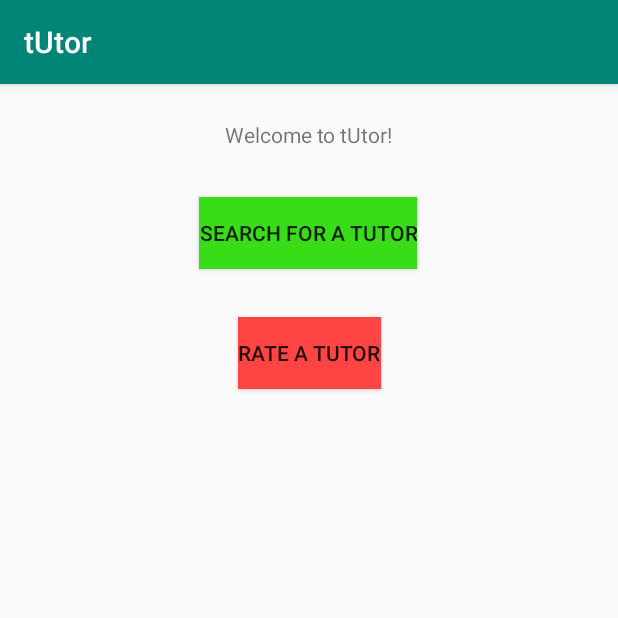
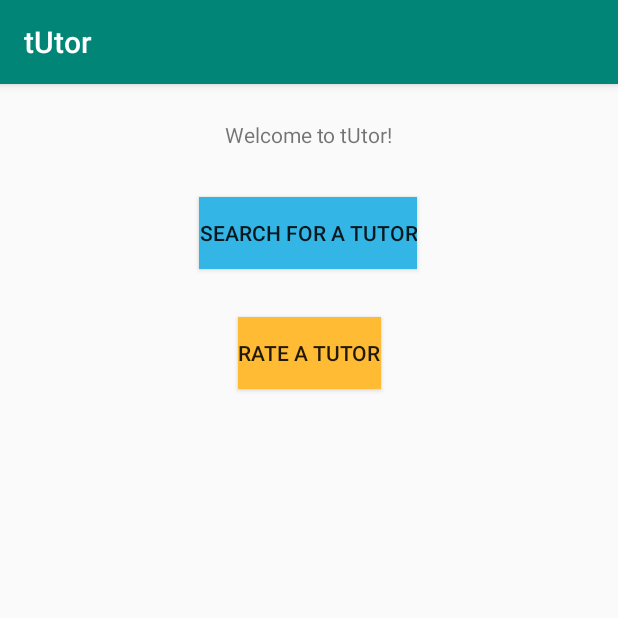
Before and after one commit to LexuLexu/CS991_Mobile_Application_Development_Group_Project_Repository, an Android app: the MainPageActivity screen opened directly, with no data from a screen before it, on a phone screen of 412 x 824 dp, the top half of it. Run offline under Robolectric (Android 15) with nearby library versions, the phone set to English and light mode, and no system bars.

Commit message:
updated searchTutor and rateTutor button colours

```diff
--- a/app/src/main/res/layout/activity_main_page.xml
+++ b/app/src/main/res/layout/activity_main_page.xml
@@ -29,7 +29,7 @@
         android:layout_marginTop="32dp"
         android:layout_marginEnd="16dp"
         android:layout_marginRight="16dp"
-        android:background="#38DD17"
+        android:background="@android:color/holo_blue_light"
         android:onClick="searchTutor_action"
         android:text="Search for a Tutor"
         app:layout_constraintEnd_toEndOf="parent"
@@ -46,7 +46,7 @@
         android:layout_marginTop="32dp"
         android:layout_marginEnd="16dp"
         android:layout_marginRight="16dp"
-        android:background="@android:color/holo_red_light"
+        android:background="@android:color/holo_orange_light"
         android:onClick="rateTutor_action"
         android:text="Rate a Tutor"
         app:layout_constraintEnd_toEndOf="parent"
```
